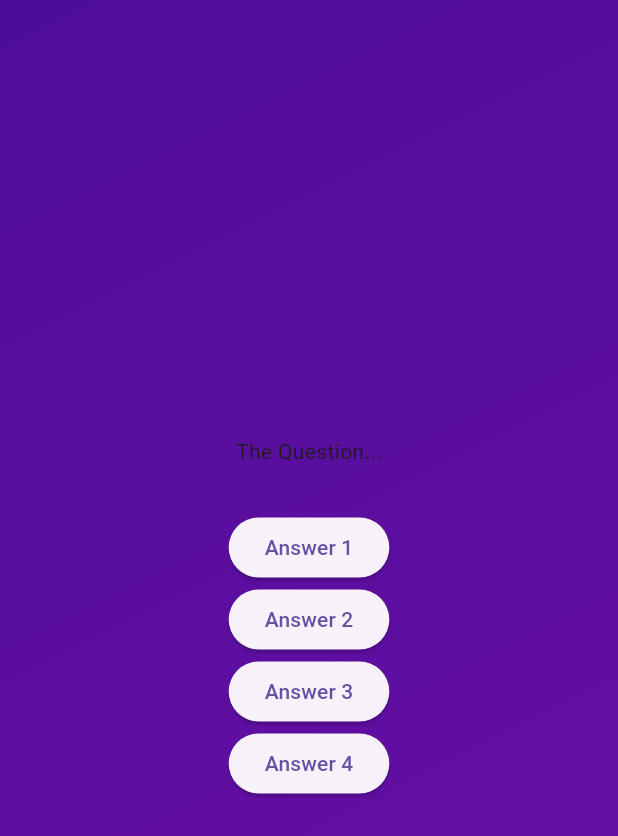
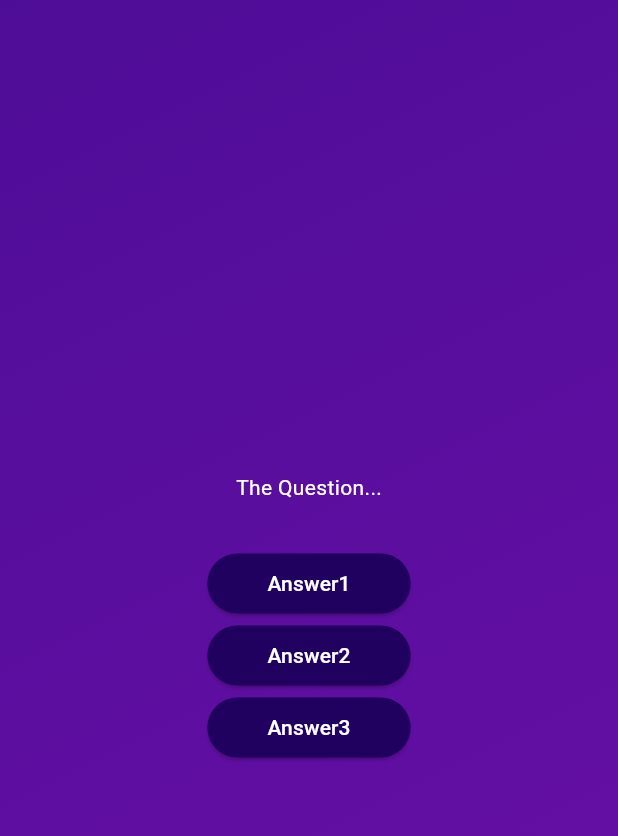
Before and after one commit to ghaith990000/flutter_quiz_app, a Flutter app: the screen it shows after launch, after a tap on "Start Quiz", on a phone screen of 412 x 824 dp. Shown: the top 836 px of the screen. Run offline on Flutter 3.47's test engine with Material 3 defaults, Android fonts, the phone set to English and light mode, and no system bars.

Commit message:
added custom answer button widget

```diff
--- /dev/null
+++ b/lib/answer_button.dart
@@ -0,0 +1,25 @@
+import 'package:flutter/material.dart';
+
+class AnswerButton extends StatelessWidget {
+  const AnswerButton({
+    super.key,
+    required this.answerText,
+    required this.onTap,
+  });
+
+  final String answerText;
+  final void Function() onTap;
+
+  @override
+  Widget build(BuildContext context) {
+    return ElevatedButton(
+        onPressed: onTap,
+        style: ElevatedButton.styleFrom(
+          padding: const EdgeInsets.symmetric(vertical: 10, horizontal: 40,),
+          backgroundColor: const Color.fromARGB(255, 33, 1, 95),
+          foregroundColor: Colors.white,
+          shape: RoundedRectangleBorder(borderRadius: BorderRadius.circular(40)),
+        ),
+        child: Text(answerText));
+  }
+}
--- a/lib/questions_screen.dart
+++ b/lib/questions_screen.dart
@@ -1,4 +1,5 @@
 import 'package:flutter/material.dart';
+import 'package:flutter_quiz_application/answer_button.dart';
 
 class QuestionsScreen extends StatefulWidget{
   const QuestionsScreen({super.key});
@@ -16,13 +17,14 @@ class _QuestionsScreenState extends State<QuestionsScreen> {
       child: Column(
         mainAxisAlignment: MainAxisAlignment.center,
         children: [
-        const Text('The Question...'),
+        const Text('The Question...', style: TextStyle(
+          color: Colors.white
+        )),
         const SizedBox(height: 30),
-        ElevatedButton(onPressed: (){}, child: Text('Answer 1')),
-        ElevatedButton(onPressed: (){}, child: Text('Answer 2')),
-        ElevatedButton(onPressed: (){}, child: Text('Answer 3')),
-        ElevatedButton(onPressed: (){}, child: Text('Answer 4')),
-      ],),
+        AnswerButton(answerText: 'Answer1', onTap:(){}),
+        AnswerButton(answerText: 'Answer2', onTap:(){}),
+        AnswerButton(answerText: 'Answer3', onTap:(){}),
+      ])
     );
   }
 }
```
